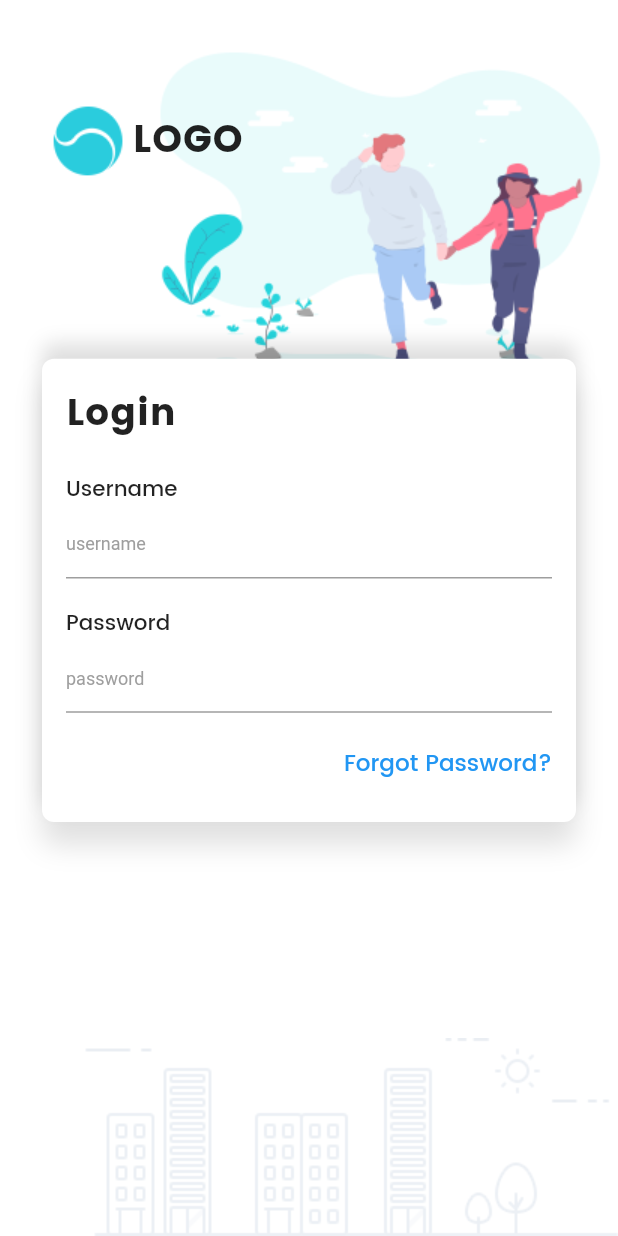
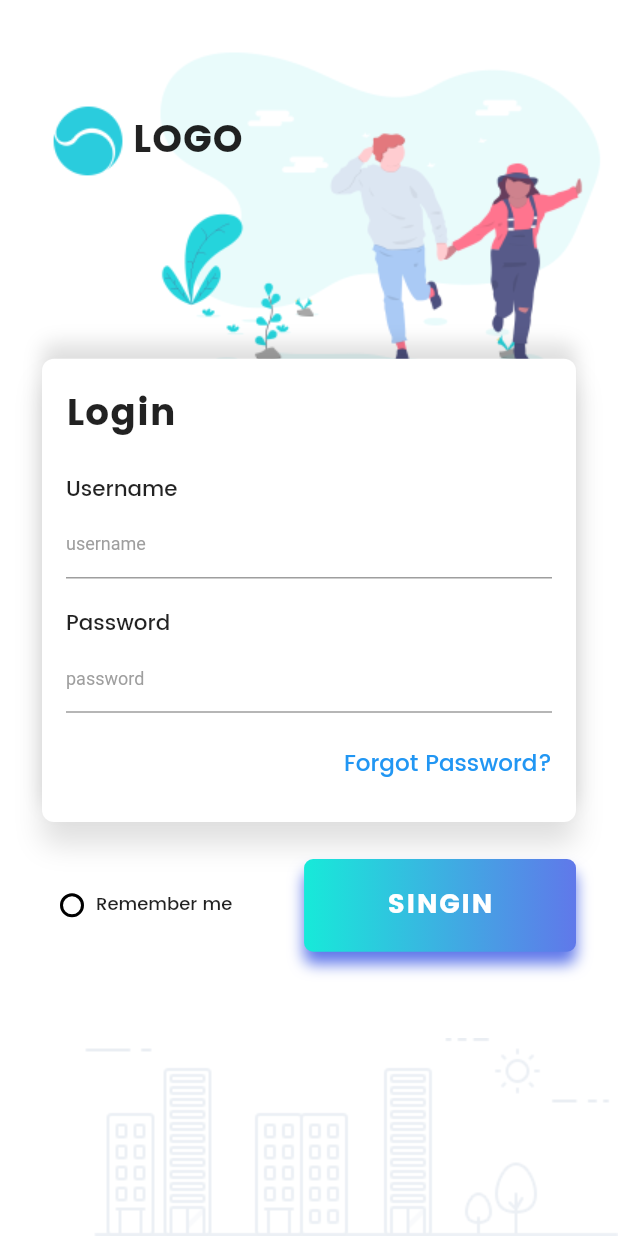
Before and after one commit to GuillermoDLCO/login_page_ui, a Flutter app: the screen it shows after launch, on a phone screen of 412 x 824 dp. Run offline on Flutter 3.47's test engine with Material 2 defaults, Android fonts, the phone set to English and light mode, and no system bars; our stand-ins replace flutter_screenutil.

Commit message:
login buttons

```diff
--- a/lib/main.dart
+++ b/lib/main.dart
@@ -13,6 +13,31 @@ class MyApp extends StatefulWidget {
 }
 
 class _MyAppState extends State<MyApp> {
+  bool _isSelected = false;
+
+  void _radio() {
+    setState(() {
+      _isSelected = !_isSelected;
+    });
+  }
+
+  Widget radioButton(bool isSelected) => Container(
+        width: 16.0,
+        height: 16.0,
+        padding: EdgeInsets.all(2.0),
+        decoration: BoxDecoration(
+            shape: BoxShape.circle,
+            border: Border.all(width: 2.0, color: Colors.black)),
+        child: isSelected
+            ? Container(
+                width: double.infinity,
+                height: double.infinity,
+                decoration:
+                    BoxDecoration(shape: BoxShape.circle, color: Colors.black),
+              )
+            : Container(),
+      );
+
   @override
   Widget build(BuildContext context) {
     ScreenUtil.instance = ScreenUtil.getInstance()..init(context);
@@ -63,7 +88,68 @@ class _MyAppState extends State<MyApp> {
                   SizedBox(
                     height: ScreenUtil.getInstance().setHeight(180),
                   ),
-                  FormCard()
+                  FormCard(),
+                  SizedBox(
+                    height: ScreenUtil.getInstance().setHeight(40),
+                  ),
+                  Row(
+                    mainAxisAlignment: MainAxisAlignment.spaceBetween,
+                    children: <Widget>[
+                      Row(
+                        children: <Widget>[
+                          SizedBox(
+                            width: 12.0,
+                          ),
+                          GestureDetector(
+                            onTap: _radio,
+                            child: radioButton(_isSelected),
+                          ),
+                          SizedBox(
+                            width: 8.0,
+                          ),
+                          Text(
+                            "Remember me",
+                            style: TextStyle(
+                                fontSize: 12, fontFamily: "Poppins-Medium"),
+                          ),
+                        ],
+                      ),
+                      InkWell(
+                        onTap: (){},
+                        child: Container(
+                          width: ScreenUtil.getInstance().setWidth(330),
+                          height: ScreenUtil.getInstance().setHeight(100),
+                          decoration: BoxDecoration(
+                              gradient: LinearGradient(colors: [
+                                Color(0xFF17ead9),
+                                Color(0xFF6078ea)
+                              ]),
+                              borderRadius: BorderRadius.circular(6.0),
+                              boxShadow: [
+                                BoxShadow(
+                                    color: Color(0xFF6078ea),
+                                    offset: Offset(0.0, 8.0),
+                                    blurRadius: 8.0)
+                              ]),
+                          child: Material(
+                            color: Colors.transparent,
+                            child: InkWell(
+                              child: Center(
+                                child: Text(
+                                  "SINGIN",
+                                  style: TextStyle(
+                                      color: Colors.white,
+                                      fontFamily: "Poppins-Bold",
+                                      fontSize: 18,
+                                      letterSpacing: 1.0),
+                                ),
+                              ),
+                            ),
+                          ),
+                        ),
+                      )
+                    ],
+                  ),
                 ],
               ),
             ),
```
